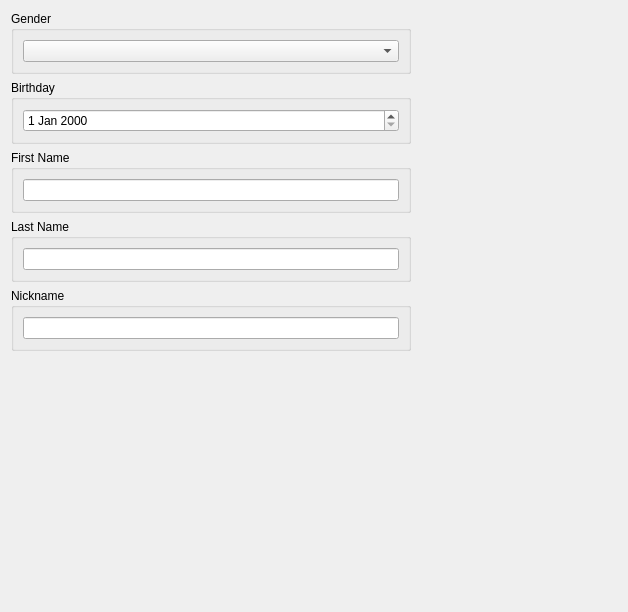
This is Include/imtauthgui/CPersonInfoEditorComp.ui in ImagingTools/ImtCore as Qt 5 draws it before an edit. The edited form follows.
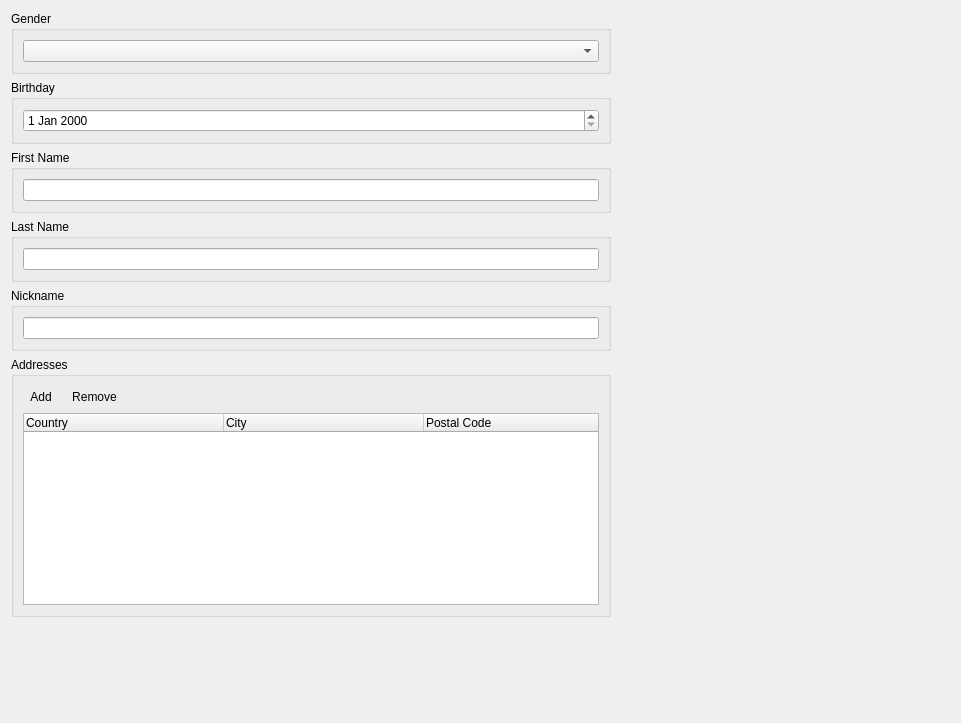
This is the edited form. Icons and pictures are not drawn.

```diff
--- a/Include/imtauthgui/CPersonInfoEditorComp.ui
+++ b/Include/imtauthgui/CPersonInfoEditorComp.ui
@@ -6,8 +6,8 @@
    <rect>
     <x>0</x>
     <y>0</y>
-    <width>628</width>
-    <height>612</height>
+    <width>961</width>
+    <height>723</height>
    </rect>
   </property>
   <property name="windowTitle">
@@ -16,12 +16,12 @@
   <property name="styleSheet">
    <string notr="true"/>
   </property>
-  <layout class="QVBoxLayout" name="verticalLayout">
+  <layout class="QVBoxLayout" name="verticalLayout_7">
    <item>
     <widget class="QGroupBox" name="GenderGroup">
      <property name="maximumSize">
       <size>
-       <width>400</width>
+       <width>600</width>
        <height>16777215</height>
       </size>
      </property>
@@ -39,7 +39,7 @@
     <widget class="QGroupBox" name="CityGroup">
      <property name="maximumSize">
       <size>
-       <width>400</width>
+       <width>600</width>
        <height>16777215</height>
       </size>
      </property>
@@ -57,7 +57,7 @@
     <widget class="QGroupBox" name="FirstNameGroup">
      <property name="maximumSize">
       <size>
-       <width>400</width>
+       <width>600</width>
        <height>16777215</height>
       </size>
      </property>
@@ -75,7 +75,7 @@
     <widget class="QGroupBox" name="LastNameGroup">
      <property name="maximumSize">
       <size>
-       <width>400</width>
+       <width>600</width>
        <height>16777215</height>
       </size>
      </property>
@@ -93,7 +93,7 @@
     <widget class="QGroupBox" name="NicknameGroup">
      <property name="maximumSize">
       <size>
-       <width>400</width>
+       <width>600</width>
        <height>16777215</height>
       </size>
      </property>
@@ -107,6 +107,88 @@
      </layout>
     </widget>
    </item>
+   <item>
+    <widget class="QGroupBox" name="NicknameGroup_2">
+     <property name="maximumSize">
+      <size>
+       <width>600</width>
+       <height>16777215</height>
+      </size>
+     </property>
+     <property name="title">
+      <string>Addresses</string>
+     </property>
+     <layout class="QVBoxLayout" name="verticalLayout">
+      <item>
+       <layout class="QHBoxLayout" name="horizontalLayout">
+        <item>
+         <widget class="QToolButton" name="AddButton">
+          <property name="text">
+           <string>Add</string>
+          </property>
+          <property name="icon">
+           <iconset resource="../imtgui/imtgui.qrc">
+            <normaloff>:/Icons/Add</normaloff>:/Icons/Add</iconset>
+          </property>
+          <property name="autoRaise">
+           <bool>true</bool>
+          </property>
+         </widget>
+        </item>
+        <item>
+         <widget class="QToolButton" name="RemoveButton">
+          <property name="text">
+           <string>Remove</string>
+          </property>
+          <property name="icon">
+           <iconset resource="../imtgui/imtgui.qrc">
+            <normaloff>:/Icons/Delete</normaloff>:/Icons/Delete</iconset>
+          </property>
+          <property name="autoRaise">
+           <bool>true</bool>
+          </property>
+         </widget>
+        </item>
+        <item>
+         <spacer name="horizontalSpacer">
+          <property name="orientation">
+           <enum>Qt::Horizontal</enum>
+          </property>
+          <property name="sizeHint" stdset="0">
+           <size>
+            <width>40</width>
+            <height>20</height>
+           </size>
+          </property>
+         </spacer>
+        </item>
+       </layout>
+      </item>
+      <item>
+       <widget class="QTreeWidget" name="treeWidget">
+        <attribute name="headerDefaultSectionSize">
+         <number>200</number>
+        </attribute>
+        <column>
+         <property name="text">
+          <string>Country</string>
+         </property>
+        </column>
+        <column>
+         <property name="text">
+          <string>City</string>
+         </property>
+        </column>
+        <column>
+         <property name="text">
+          <string>Postal Code</string>
+         </property>
+        </column>
+       </widget>
+      </item>
+     </layout>
+    </widget>
+   </item>
    <item>
     <spacer name="verticalSpacer">
      <property name="orientation">
```
